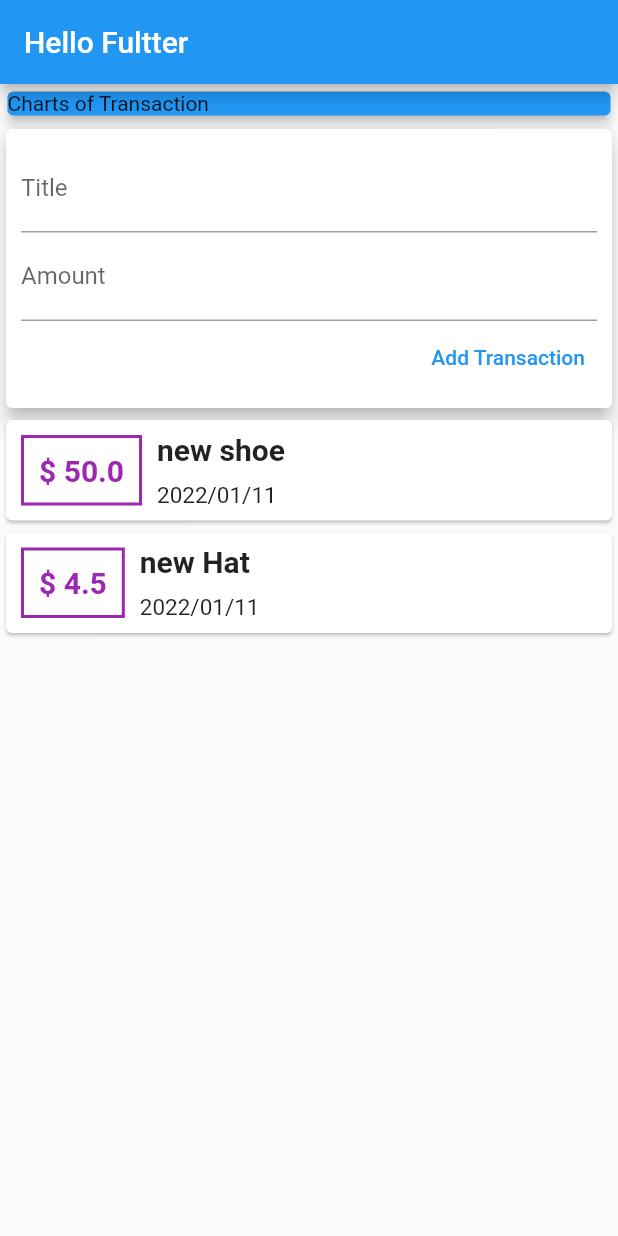
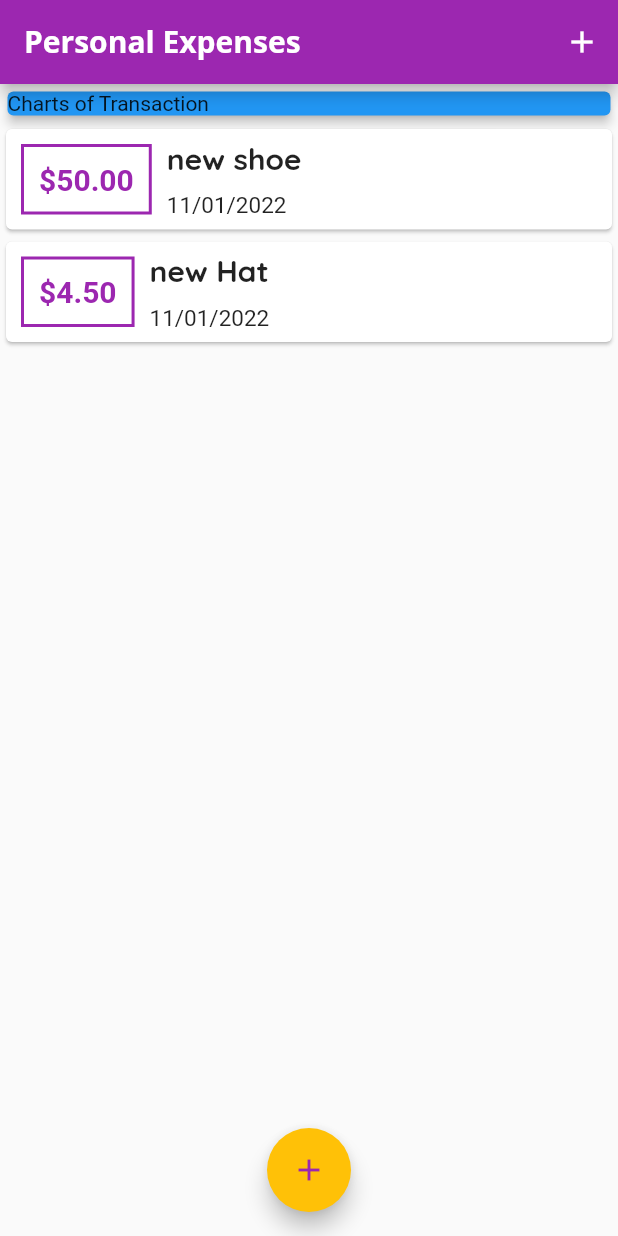
Before and after one commit to AHMADARBASH/Udemy_Course, a Flutter app: the screen it shows after launch, on a phone screen of 412 x 824 dp. Run offline on Flutter 3.47's test engine with Material 2 defaults, Android fonts, the phone set to English and light mode, and no system bars.

Commit message:
after themeing

```diff
--- a/lib/Widgets/transaction_list.dart
+++ b/lib/Widgets/transaction_list.dart
@@ -24,7 +24,7 @@ class TransactionList extends StatelessWidget {
                   padding: EdgeInsets.all(10),
                   margin: EdgeInsets.all(10),
                   child: Text(
-                    '\$ ${transactions[index].amount}',
+                    '\$${transactions[index].amount.toStringAsFixed(2)}',
                     style: TextStyle(
                         fontWeight: FontWeight.bold,
                         fontSize: 20,
@@ -34,16 +34,13 @@ class TransactionList extends StatelessWidget {
                 Column(
                   crossAxisAlignment: CrossAxisAlignment.start,
                   children: [
-                    Text(
-                      transactions[index].title,
-                      style:
-                          TextStyle(fontWeight: FontWeight.bold, fontSize: 20),
-                    ),
+                    Text(transactions[index].title,
+                        style: Theme.of(context).textTheme.bodyText1),
                     SizedBox(
                       height: 10,
                     ),
                     Text(
-                      DateFormat('yyyy/MM/dd')
+                      DateFormat('DD/MM/yyyy')
                           .format(transactions[index].date)
                           .toString(),
                       style: TextStyle(fontSize: 15),
--- a/lib/Widgets/user_transactions.dart
+++ /dev/null
@@ -1,47 +0,0 @@
-import 'package:flutter/material.dart';
-import '../Widgets/transaction_list.dart';
-import 'new_transaction.dart';
-import '../Models/Transaction.dart';
-
-class UserTransactions extends StatefulWidget {
-  @override
-  _UserTransactionsState createState() => _UserTransactionsState();
-}
-
-class _UserTransactionsState extends State<UserTransactions> {
-  void _addnewtransaction(String newTitle, double newAmount) {
-    final newTx = Transaction(
-        id: DateTime.now().toString(),
-        title: newTitle,
-        amount: newAmount,
-        date: DateTime.now());
-
-    setState(() {
-      _usrtxs.add(newTx);
-    });
-  }
-
-  final List<Transaction> _usrtxs = [
-    Transaction(
-      id: '1',
-      title: 'new shoe',
-      amount: 50.0,
-      date: DateTime.now(),
-    ),
-    Transaction(
-      id: '2',
-      title: 'new Hat',
-      amount: 4.5,
-      date: DateTime.now(),
-    ),
-  ];
-  @override
-  Widget build(BuildContext context) {
-    return Column(
-      children: [
-        NewTransaction(_addnewtransaction),
-        TransactionList(_usrtxs),
-      ],
-    );
-  }
-}
--- a/lib/main.dart
+++ b/lib/main.dart
@@ -1,5 +1,7 @@
 import 'package:flutter/material.dart';
-import 'package:flutter_complete_guide/Widgets/user_transactions.dart';
+import 'package:flutter_complete_guide/Widgets/new_transaction.dart';
+import 'Models/Transaction.dart';
+import 'Widgets/transaction_list.dart';
 
 void main() {
   runApp(MyApp());
@@ -10,19 +12,91 @@ class MyApp extends StatelessWidget {
   @override
   Widget build(BuildContext context) {
     return MaterialApp(
+      title: 'Personal Expenses',
+      theme: ThemeData(
+          textTheme: ThemeData.light().textTheme.copyWith(
+              bodyText1: TextStyle(
+                  fontFamily: 'QuickSand',
+                  fontWeight: FontWeight.bold,
+                  fontSize: 20)),
+          colorScheme: ColorScheme.fromSwatch(
+              primarySwatch: Colors.purple, accentColor: Colors.amber),
+          appBarTheme: AppBarTheme.of(context).copyWith(
+              titleTextStyle: TextStyle(
+                  fontFamily: 'OpenSans',
+                  fontWeight: FontWeight.bold,
+                  fontSize: 20))),
       home: MyHomePage(),
     );
   }
 }
 
-class MyHomePage extends StatelessWidget {
+class MyHomePage extends StatefulWidget {
+  @override
+  State<MyHomePage> createState() => _MyHomePageState();
+}
+
+class _MyHomePageState extends State<MyHomePage> {
   final titleController = TextEditingController();
   final amountController = TextEditingController();
+
+  void _addnewtransaction(String newTitle, double newAmount) {
+    final newTx = Transaction(
+        id: DateTime.now().toString(),
+        title: newTitle,
+        amount: newAmount,
+        date: DateTime.now());
+
+    setState(() {
+      _usrtxs.add(newTx);
+    });
+  }
+
+  final List<Transaction> _usrtxs = [
+    Transaction(
+      id: '1',
+      title: 'new shoe',
+      amount: 50.0,
+      date: DateTime.now(),
+    ),
+    Transaction(
+      id: '2',
+      title: 'new Hat',
+      amount: 4.5,
+      date: DateTime.now(),
+    ),
+  ];
+
+  void startAddNewTransaction(BuildContext ctx) {
+    showModalBottomSheet(
+        context: ctx,
+        builder: (_) {
+          return NewTransaction(_addnewtransaction);
+        });
+  }
+
   @override
   Widget build(BuildContext context) {
     return Scaffold(
       appBar: AppBar(
-        title: Text('Hello Fultter'),
+        title: Text(
+          'Personal Expenses',
+        ),
+        actions: [
+          IconButton(
+            onPressed: () => startAddNewTransaction(context),
+            icon: Icon(Icons.add),
+          )
+        ],
+      ),
+      floatingActionButtonAnimator: FloatingActionButtonAnimator.scaling,
+      floatingActionButtonLocation: FloatingActionButtonLocation.centerFloat,
+      floatingActionButton: FloatingActionButton(
+        onPressed: () => startAddNewTransaction(context),
+        child: Icon(
+          Icons.add,
+          color: Colors.purple,
+        ),
       ),
       body: SingleChildScrollView(
         child: Column(
@@ -36,7 +110,7 @@ class MyHomePage extends StatelessWidget {
                 child: Text('Charts of Transaction'),
               ),
             ),
-            UserTransactions(),
+            TransactionList(_usrtxs)
           ],
         ),
       ),
```
Also changed, not shown: lib/Widgets/new_transaction.dart (+41 -5 lines).
